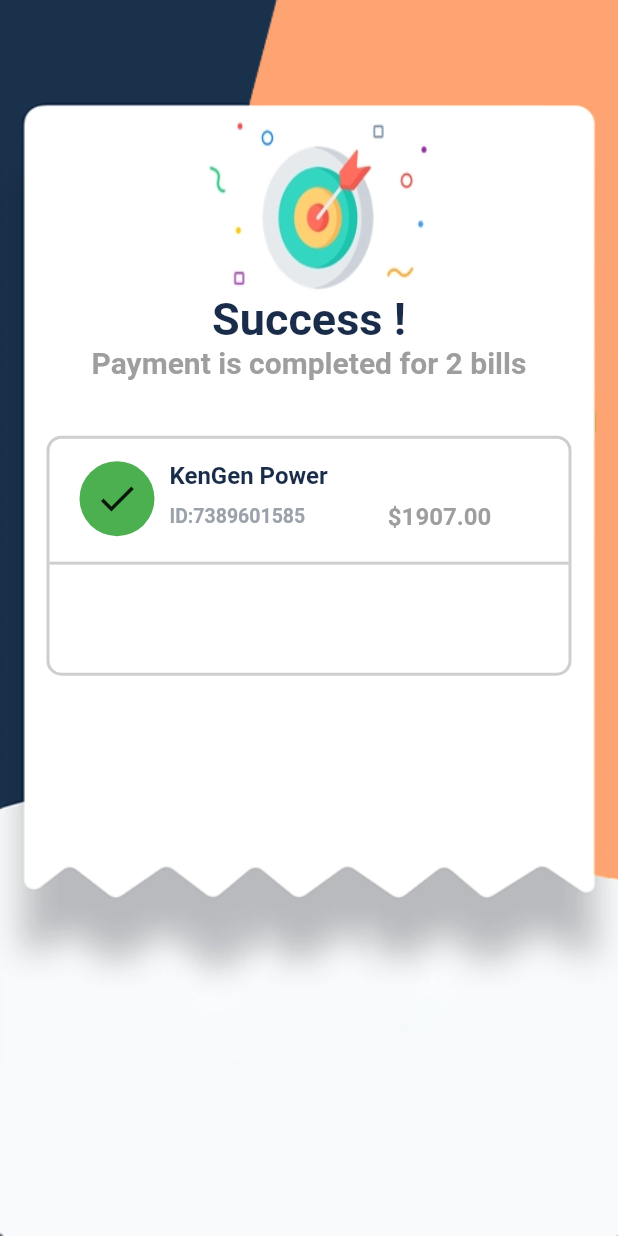
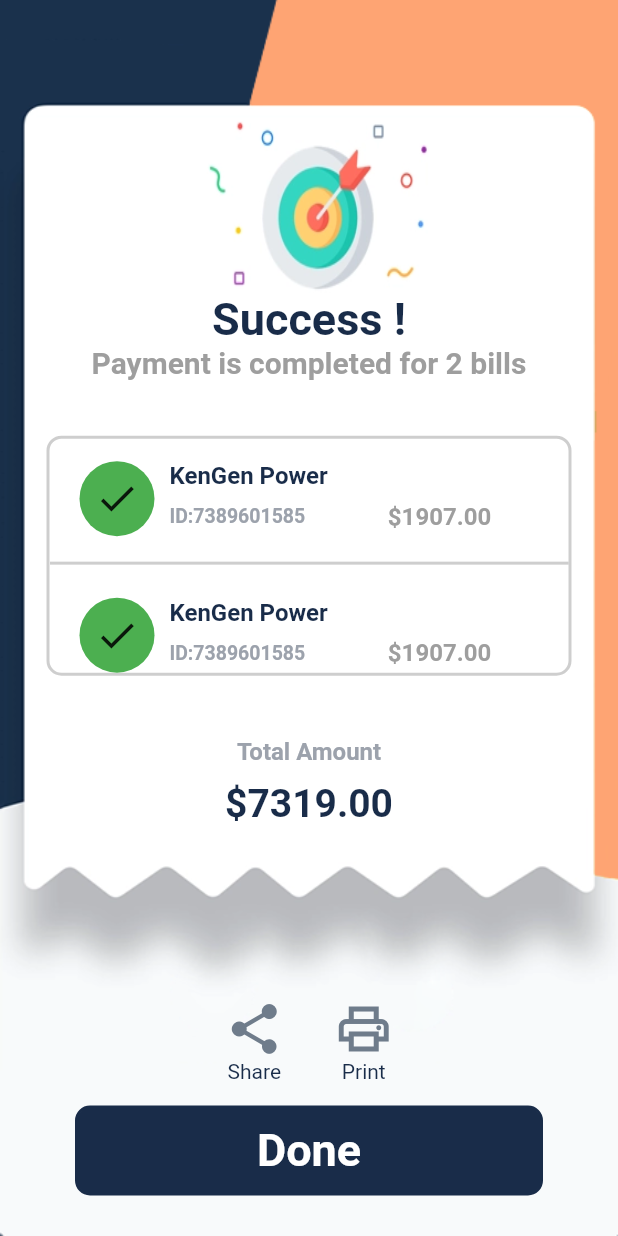
Before and after one commit to banku27/Payment_Integration, a Flutter app: the PaymentPage screen opened directly, on a phone screen of 412 x 824 dp. Run offline on Flutter 3.47's test engine with Material 2 defaults, Android fonts, the phone set to English and light mode, and no system bars.

Commit message:
payment page completed

```diff
--- a/lib/pages/payment_page.dart
+++ b/lib/pages/payment_page.dart
@@ -1,5 +1,7 @@
 import 'package:flutter/material.dart';
 import 'package:payment_integration/components/colors.dart';
+import 'package:payment_integration/widget/buttons.dart';
+import 'package:payment_integration/widget/large_button.dart';
 
 class PaymentPage extends StatelessWidget {
   const PaymentPage({Key? key}) : super(key: key);
@@ -38,7 +40,7 @@
                   color: AppColor.mainColor,
                   fontWeight: FontWeight.bold),
             ),
-            Text(
+            const Text(
               'Payment is completed for 2 bills',
               style: TextStyle(
                   fontSize: 20,
@@ -56,12 +58,19 @@
                 border:
                     Border.all(width: 2, color: Colors.grey.withOpacity(0.5)),
               ),
-              child: Column(
+              child: MediaQuery.removePadding(
+                context: context,
+                removeTop: true,
+                removeBottom: true,
+                child: ListView.builder(
+                  itemCount: 2,
+                  itemBuilder: (context, index) => Column(
                     children: [
                       Row(
                         children: [
                           Container(
-                        margin: EdgeInsets.only(top: 15, left: 20, bottom: 10),
+                            margin:
+                                EdgeInsets.only(top: 15, left: 20, bottom: 10),
                             height: 50,
                             width: 50,
                             decoration: BoxDecoration(
@@ -96,7 +105,7 @@
                                       fontWeight: FontWeight.w700))
                             ],
                           ),
-                      SizedBox(
+                          const SizedBox(
                             width: 40,
                           ),
                           Column(
@@ -129,6 +138,61 @@
                     ],
                   ),
                 ),
+              ),
+            ),
+            SizedBox(
+              height: h * 0.05,
+            ),
+            Column(children: [
+              Text(
+                "Total Amount",
+                style: TextStyle(
+                    fontSize: 16,
+                    color: AppColor.idColor,
+                    fontWeight: FontWeight.bold),
+              ),
+              SizedBox(
+                height: 10,
+              ),
+              Text(
+                "\$7319.00",
+                style: TextStyle(
+                    fontSize: 26,
+                    color: AppColor.mainColor,
+                    fontWeight: FontWeight.w700),
+              ),
+              SizedBox(
+                height: h * 0.14,
+              ),
+              Row(
+                mainAxisAlignment: MainAxisAlignment.center,
+                children: [
+                  AppButtons(
+                    icon: Icons.share_sharp,
+                    onTap: () {},
+                    text: 'Share',
+                    iconColor: AppColor.selectColor,
+                  ),
+                  SizedBox(
+                    width: h * 0.04,
+                  ),
+                  AppButtons(
+                    icon: Icons.print_outlined,
+                    onTap: () {},
+                    text: 'Print',
+                    iconColor: AppColor.selectColor,
+                  ),
+                ],
+              ),
+              SizedBox(
+                height: 15,
+              ),
+              AppLargeButton(
+                text: 'Done',
+                backgroundColor: Colors.white,
+                textColor: Colors.white,
+              )
+            ])
           ],
         ),
       ),
```
Lines whose indentation alone changed are shown as unchanged.
